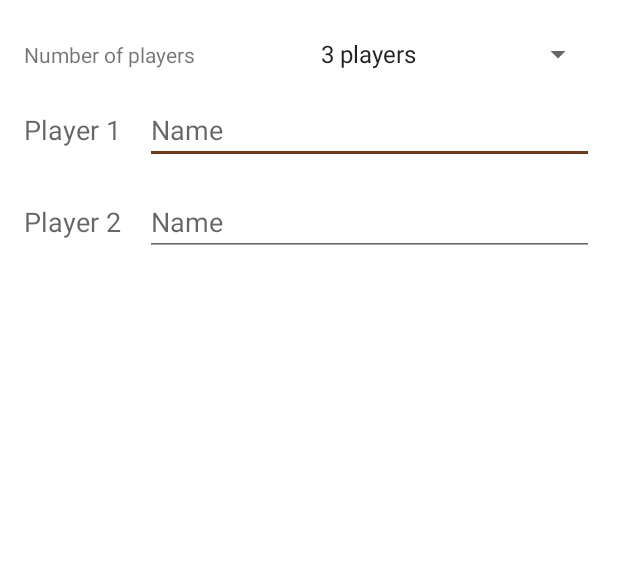
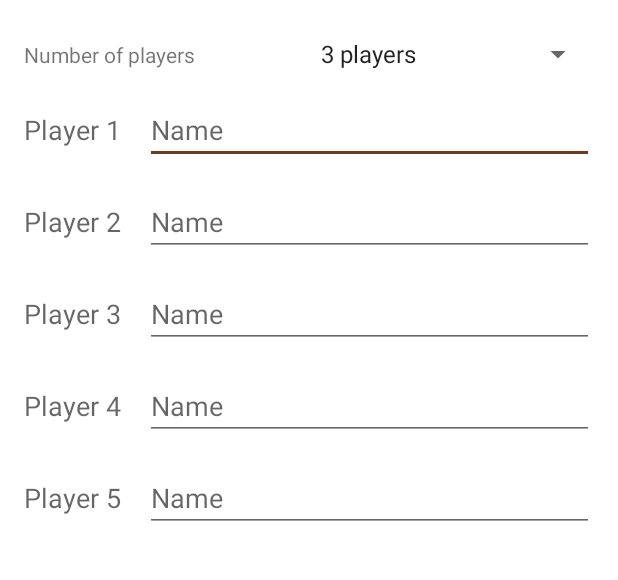
Before and after one commit to aarshinkov/TheSheriff, an Android app: the screen it shows after launch (MainActivity), on a phone screen of 412 x 824 dp, the part 290-870 px from its top. Run offline under Robolectric (Android 15) with nearby library versions, the phone set to English and light mode, and no system bars.

Commit message:
Added players texts

```diff
--- a/app/src/main/res/layout/activity_main.xml
+++ b/app/src/main/res/layout/activity_main.xml
@@ -10,7 +10,6 @@
     <androidx.constraintlayout.widget.ConstraintLayout
         android:layout_width="match_parent"
         android:layout_height="wrap_content">
-
 
         <ImageView
             android:id="@+id/logo"
@@ -37,7 +36,7 @@
             app:layout_constraintTop_toBottomOf="@id/logo" />
 
         <TextView
-            android:id="@+id/textView2"
+            android:id="@+id/tvPlayerNumbers"
             android:layout_width="0dp"
             android:layout_height="wrap_content"
             android:layout_marginTop="24dp"
@@ -54,7 +53,7 @@
             android:layout_height="wrap_content"
             android:layout_marginTop="24dp"
             app:layout_constraintEnd_toStartOf="@+id/rightGuideline"
-            app:layout_constraintStart_toEndOf="@+id/textView2"
+            app:layout_constraintStart_toEndOf="@+id/tvPlayerNumbers"
             app:layout_constraintTop_toBottomOf="@+id/title" />
 
         <androidx.constraintlayout.widget.Guideline
@@ -76,7 +75,7 @@
             android:layout_width="wrap_content"
             android:layout_height="wrap_content"
             app:barrierDirection="bottom"
-            app:constraint_referenced_ids="textView2,playersCountSpinner"
+            app:constraint_referenced_ids="tvPlayerNumbers,playersCountSpinner"
             tools:layout_editor_absoluteY="85dp" />
 
         <TextView
@@ -121,12 +120,12 @@
             android:gravity="center_vertical"
             android:text="@string/players_two"
             android:textAppearance="@style/TextAppearance.AppCompat.Medium"
-            app:layout_constraintBottom_toBottomOf="parent"
+            app:layout_constraintBottom_toBottomOf="@id/barrierPlayerTwo"
             app:layout_constraintStart_toStartOf="@+id/leftGuideline"
             app:layout_constraintTop_toBottomOf="@+id/barrierPlayerOne" />
 
         <EditText
-            android:id="@+id/editTextTextPersonName2"
+            android:id="@+id/etPlayerTwo"
             android:layout_width="0dp"
             android:layout_height="wrap_content"
             android:layout_marginStart="16dp"
@@ -143,7 +142,101 @@
             android:layout_width="wrap_content"
             android:layout_height="wrap_content"
             app:barrierDirection="bottom"
-            app:constraint_referenced_ids="tvPlayerTwo,editTextTextPersonName2"
+            app:constraint_referenced_ids="tvPlayerTwo,etPlayerTwo"
             tools:layout_editor_absoluteY="207dp" />
+
+        <TextView
+            android:id="@+id/tvPlayerThree"
+            android:layout_width="wrap_content"
+            android:layout_height="0dp"
+            android:layout_marginTop="16dp"
+            android:gravity="center_vertical"
+            android:text="@string/players_three"
+            android:textAppearance="@style/TextAppearance.AppCompat.Medium"
+            app:layout_constraintBottom_toBottomOf="@id/barrierPlayerThree"
+            app:layout_constraintStart_toStartOf="@+id/leftGuideline"
+            app:layout_constraintTop_toBottomOf="@+id/tvPlayerTwo" />
+
+        <EditText
+            android:id="@+id/etPlayerThree"
+            android:layout_width="0dp"
+            android:layout_height="wrap_content"
+            android:layout_marginStart="16dp"
+            android:layout_marginTop="16dp"
+            android:ems="10"
+            android:hint="@string/players_name"
+            android:inputType="textPersonName"
+            app:layout_constraintEnd_toStartOf="@+id/rightGuideline"
+            app:layout_constraintStart_toEndOf="@+id/tvPlayerThree"
+            app:layout_constraintTop_toBottomOf="@+id/etPlayerTwo" />
+
+        <androidx.constraintlayout.widget.Barrier
+            android:id="@+id/barrierPlayerThree"
+            android:layout_width="wrap_content"
+            android:layout_height="wrap_content"
+            app:barrierDirection="bottom"
+            app:constraint_referenced_ids="etPlayerThree,tvPlayerThree"
+            tools:layout_editor_absoluteY="368dp" />
+
+        <TextView
+            android:id="@+id/tvPlayerFour"
+            android:layout_width="wrap_content"
+            android:layout_height="0dp"
+            android:layout_marginTop="16dp"
+            android:gravity="center_vertical"
+            android:text="@string/players_four"
+            android:textAppearance="@style/TextAppearance.AppCompat.Medium"
+            app:layout_constraintBottom_toBottomOf="@id/barrierPlayerFour"
+            app:layout_constraintStart_toStartOf="@+id/leftGuideline"
+            app:layout_constraintTop_toBottomOf="@+id/tvPlayerThree" />
+
+        <EditText
+            android:id="@+id/etPlayerFour"
+            android:layout_width="0dp"
+            android:layout_height="wrap_content"
+            android:layout_marginStart="16dp"
+            android:layout_marginTop="16dp"
+            android:autofillHints=""
+            android:ems="10"
+            android:hint="@string/players_name"
+            android:inputType="textPersonName"
+            app:layout_constraintEnd_toStartOf="@+id/rightGuideline"
+            app:layout_constraintStart_toEndOf="@+id/tvPlayerFour"
+            app:layout_constraintTop_toBottomOf="@+id/etPlayerThree" />
+
+        <androidx.constraintlayout.widget.Barrier
+            android:id="@+id/barrierPlayerFour"
+            android:layout_width="wrap_content"
+            android:layout_height="wrap_content"
+            app:barrierDirection="bottom"
+            app:constraint_referenced_ids="etPlayerFour,tvPlayerFour"
+            tools:layout_editor_absoluteY="429dp" />
+
+        <TextView
+            android:id="@+id/tvPlayerFive"
+            android:layout_width="wrap_content"
+            android:layout_height="0dp"
+            android:layout_marginTop="16dp"
+            android:gravity="center_vertical"
+            android:text="@string/players_five"
+            android:textAppearance="@style/TextAppearance.AppCompat.Medium"
+            app:layout_constraintBottom_toBottomOf="parent"
+            app:layout_constraintStart_toStartOf="@+id/leftGuideline"
+            app:layout_constraintTop_toBottomOf="@+id/tvPlayerFour" />
+
+        <EditText
+            android:id="@+id/etPlayerFive"
+            android:layout_width="0dp"
+            android:layout_height="wrap_content"
+            android:layout_marginStart="16dp"
+            android:layout_marginTop="16dp"
+            android:autofillHints=""
+            android:ems="10"
+            android:hint="@string/players_name"
+            android:inputType="textPersonName"
+            app:layout_constraintEnd_toStartOf="@+id/rightGuideline"
+            app:layout_constraintStart_toEndOf="@+id/tvPlayerFive"
+            app:layout_constraintTop_toBottomOf="@+id/etPlayerFour" />
+
     </androidx.constraintlayout.widget.ConstraintLayout>
 </ScrollView>
```
